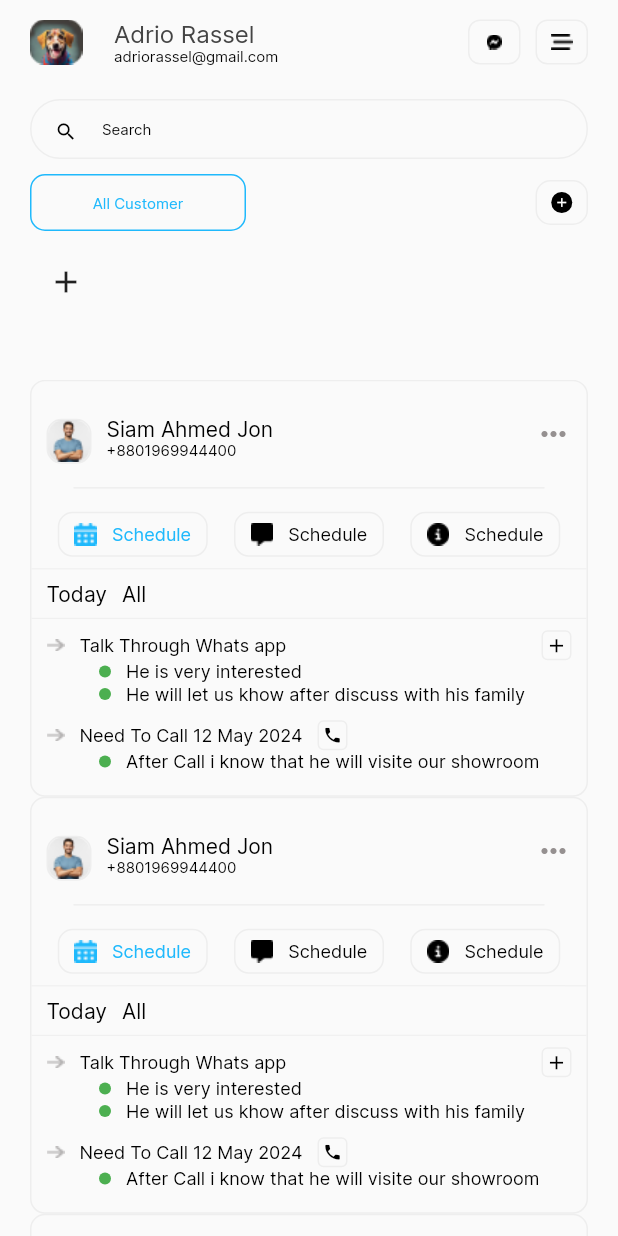
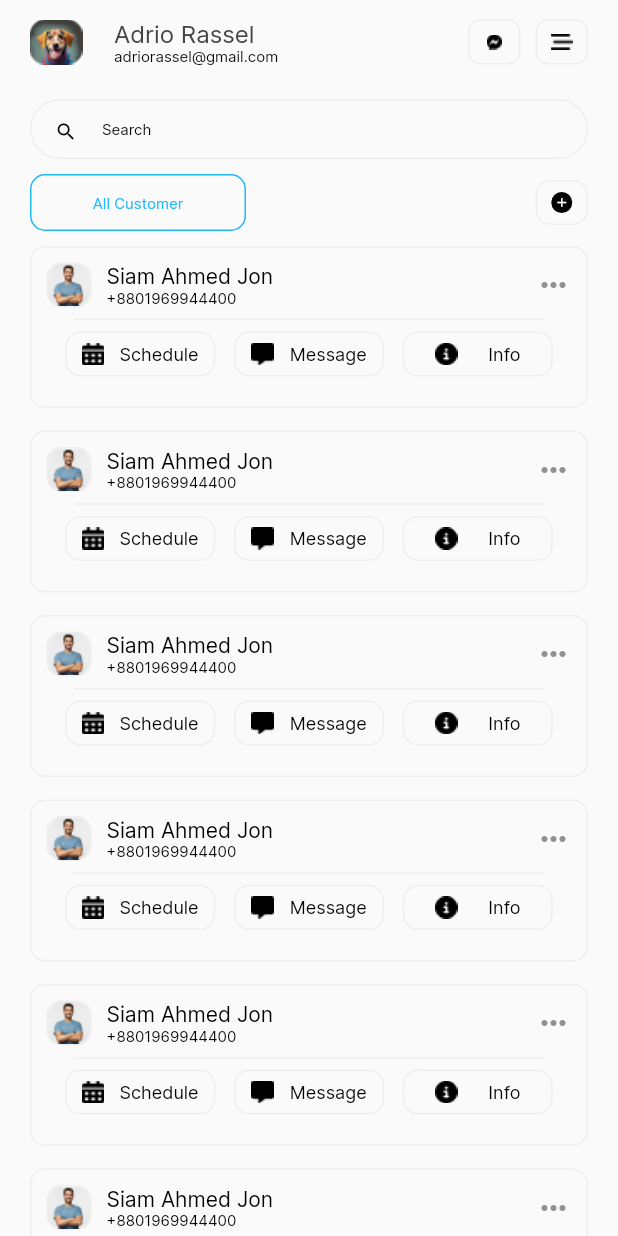
Before and after one commit to mehediFlutter/Pilot_Bazar_Admin, a Flutter app: the screen it shows after launch, on a phone screen of 412 x 824 dp. Run offline on Flutter 3.47's test engine with Material 3 defaults, Android fonts, the light colour scheme and no system bars.

Commit message:
schedule class addeed

```diff
--- a/lib/package/customer_care_service/customer_listTile.dart
+++ b/lib/package/customer_care_service/customer_listTile.dart
@@ -153,22 +153,23 @@ class _CustomerListTileState extends State<CustomerListTile> {
               ),
             ],
           ),
-          height10,
+       //   height10,
 
 
 
 
 
 
-          IconButton(
-              onPressed: () {
-                Navigator.push(
-                    context,
-                    MaterialPageRoute(
-                        builder: (context) => CustomerRequirementInputFilds()));
-              },
-              icon: Icon(Icons.add)),
-          SizedBox(height: size.height / 20),
+          // IconButton(
+          //     onPressed: () {
+          //       Navigator.push(
+          //           context,
+          //           MaterialPageRoute(
+          //               builder: (context) => CustomerRequirementInputFilds()));
+          //     },
+          //     icon: Icon(Icons.add)),
+       //   SizedBox(height: size.height / 20),
+       height10,
           Expanded(
             child: ListView.builder(
               itemCount: _filteredItems.length,
--- a/lib/package/customer_care_service/customer_short_info_item_class.dart
+++ b/lib/package/customer_care_service/customer_short_info_item_class.dart
@@ -6,10 +6,15 @@ class CustomerShortInfoItemClass extends StatefulWidget {
   const CustomerShortInfoItemClass({super.key});
 
   @override
-  State<CustomerShortInfoItemClass> createState() => _CustomerShortInfoItemClassState();
+  State<CustomerShortInfoItemClass> createState() =>
+      _CustomerShortInfoItemClassState();
 }
 
-class _CustomerShortInfoItemClassState extends State<CustomerShortInfoItemClass> {
+class _CustomerShortInfoItemClassState
+    extends State<CustomerShortInfoItemClass> {
+  Color scheduleColor = Colors.black;
+  Color messageColor = Colors.black;
+  Color infoColor = Colors.black;
   Row containerDetailsHeaderTalkWhatsApp(String header) {
     return Row(
       children: [
@@ -67,9 +72,22 @@ class _CustomerShortInfoItemClassState extends State<CustomerShortInfoItemClass>
       ],
     );
   }
+
+  int selectedIndex = 0;
+
+  onTabTapped(int index) {
+    setState(() {
+      selectedIndex = index;
+    });
+  }
+
+  int ScheduleMessageInfoSelectIndex = -1;
   @override
   Widget build(BuildContext context) {
-    return   Container(
+    return Padding(
+      padding: const EdgeInsets.only(bottom: 15),
+      child: Container(
+        padding: EdgeInsets.all(10),
         width: double.infinity,
         decoration: BoxDecoration(
             borderRadius: borderRadious10,
@@ -77,12 +95,11 @@ class _CustomerShortInfoItemClassState extends State<CustomerShortInfoItemClass>
         child: Column(
           crossAxisAlignment: CrossAxisAlignment.start,
           children: [
-                const SizedBox(height: 15),
+            //  const SizedBox(height: 15),
             Row(
               children: [
                 Padding(
-                      padding:
-                          const EdgeInsets.only(top: 10, left: 10, right: 10),
+                  padding: const EdgeInsets.only(right: 10),
                   child: Container(
                     height: 30,
                     width: 30,
@@ -92,9 +109,7 @@ class _CustomerShortInfoItemClassState extends State<CustomerShortInfoItemClass>
                     child: Image.asset('assets/images/jon_profile.png'),
                   ),
                 ),
-                    Padding(
-                      padding: const EdgeInsets.only(top: 5),
-                      child: Column(
+                Column(
                   crossAxisAlignment: CrossAxisAlignment.start,
                   mainAxisSize: MainAxisSize.min,
                   children: [
@@ -108,20 +123,15 @@ class _CustomerShortInfoItemClassState extends State<CustomerShortInfoItemClass>
                     ),
                   ],
                 ),
-                    ),
                 Spacer(),
-                    Padding(
-                      padding: const EdgeInsets.only(right: 10),
-                      child: Icon(
+                Icon(
                   Icons.more_horiz,
                   color: Color(0xFF959090),
-                      ),
                 ),
               ],
             ),
             Padding(
-                  padding:
-                      const EdgeInsets.symmetric(horizontal: 28, vertical: 8),
+              padding: const EdgeInsets.symmetric(horizontal: 18, vertical: 0),
               child: Divider(
                 color: searchBarBorderColor,
                 thickness: 1,
@@ -132,7 +142,15 @@ class _CustomerShortInfoItemClassState extends State<CustomerShortInfoItemClass>
               children: [
                 Row(
                   children: [
-                        Container(
+                    GestureDetector(
+                      onTap: () {
+                        messageColor = Colors.black;
+                        infoColor = Colors.black;
+                        scheduleColor = Colors.blue;
+                        ScheduleMessageInfoSelectIndex = 0;
+                        setState(() {});
+                      },
+                      child: Container(
                         height: 30,
                         width: 100,
                         decoration: BoxDecoration(
@@ -141,20 +159,33 @@ class _CustomerShortInfoItemClassState extends State<CustomerShortInfoItemClass>
                         child: Row(
                           mainAxisAlignment: MainAxisAlignment.spaceEvenly,
                           children: [
-                              Image.asset('assets/icons/schedule.png'),
+                            Image.asset(
+                              'assets/icons/schedule.png',
+                              color: scheduleColor,
+                            ),
                             Text(
                               "Schedule",
-                                style: small12Style.copyWith(
-                                    color: allCustomerBorderAndTextColor),
+                              style:
+                                  small12Style.copyWith(color: scheduleColor),
                             )
                           ],
+                        ),
                       ),
                     ),
                   ],
                 ),
                 Row(
                   children: [
-                        Container(
+                    GestureDetector(
+                      onTap: () {
+                        messageColor = Colors.blue;
+                        scheduleColor = Colors.black;
+                        infoColor = Colors.black;
+                        ScheduleMessageInfoSelectIndex = 1;
+
+                        setState(() {});
+                      },
+                      child: Container(
                         height: 30,
                         width: 100,
                         decoration: BoxDecoration(
@@ -163,16 +194,32 @@ class _CustomerShortInfoItemClassState extends State<CustomerShortInfoItemClass>
                         child: Row(
                           mainAxisAlignment: MainAxisAlignment.spaceEvenly,
                           children: [
-                              Image.asset('assets/icons/message.png'),
-                              Text("Schedule", style: small12Style)
+                            Image.asset(
+                              'assets/icons/message.png',
+                              color: messageColor,
+                            ),
+                            Text(
+                              "Message",
+                              style: small12Style.copyWith(color: messageColor),
+                            )
                           ],
+                        ),
                       ),
                     ),
                   ],
                 ),
                 Row(
                   children: [
-                        Container(
+                    GestureDetector(
+                      onTap: () {
+                        infoColor = Colors.blue;
+                        messageColor = Colors.black;
+                        scheduleColor = Colors.black;
+                        ScheduleMessageInfoSelectIndex = 2;
+
+                        setState(() {});
+                      },
+                      child: Container(
                         height: 30,
                         width: 100,
                         decoration: BoxDecoration(
@@ -181,31 +228,59 @@ class _CustomerShortInfoItemClassState extends State<CustomerShortInfoItemClass>
                         child: Row(
                           mainAxisAlignment: MainAxisAlignment.spaceEvenly,
                           children: [
-                              Image.asset('assets/icons/info.png'),
-                              Text("Schedule", style: small12Style)
+                            Image.asset(
+                              'assets/icons/info.png',
+                              color: infoColor,
+                            ),
+                            Text("Info",
+                                style: small12Style.copyWith(color: infoColor))
                           ],
+                        ),
                       ),
                     ),
                   ],
                 ),
               ],
             ),
-                Divider(color: searchBarBorderColor),
-                Row(
+
+            // if(ScheduleMessageInfoSelectIndex ==0) ...{
+            //   ClassOne();
+            // }
+            // else if (ScheduleMessageInfoSelectIndex ==1)...{
+            //   ClassTwo();
+            // }
+            // else ...{
+            //   ClassThree();
+            // }
+
+          ScheduleMessageInfoSelectIndex==0 ?  Divider(color: Colors.black,):SizedBox(),
+
+          ScheduleMessageInfoSelectIndex==0 ?  Row(
               mainAxisSize: MainAxisSize.min,
               children: [
                 width10,
-                    Text('Today', style: small14Style),
+                Tabs(
+                    text: 'Today',
+                    isSelected: selectedIndex == 0,
+                    onTap: () {
+                      onTabTapped(0);
+                    }),
                 width10,
-                    Text('All', style: small14Style),
+                Tabs(
+                    text: 'All',
+                    isSelected: selectedIndex == 1,
+                    onTap: () {
+                      onTabTapped(1);
+                    }),
               ],
-                ),
-                Divider(
+            ):SizedBox(),
+
+           ScheduleMessageInfoSelectIndex==0 ? Divider(
               color: searchBarBorderColor,
-                ),
-                containerDetailsHeaderTalkWhatsApp("Talk Through Whats app"),
-                Padding(
-                  padding: const EdgeInsets.only(left: 45),
+            ):SizedBox(),
+         ScheduleMessageInfoSelectIndex==0 ?   containerDetailsHeaderTalkWhatsApp("Talk Through Whats app"):SizedBox(),
+          ScheduleMessageInfoSelectIndex==0 ?  Padding(
+              padding: const EdgeInsets.only(left: 35),
               child: Column(
                 children: [
                   Row(
@@ -242,11 +317,11 @@ class _CustomerShortInfoItemClassState extends State<CustomerShortInfoItemClass>
                   ),
                 ],
               ),
-                ),
+            ):SizedBox(),
             height10,
-                containerDetailsHeaderNeedToCall('Need To Call 12 May 2024'),
-                Padding(
-                  padding: const EdgeInsets.only(left: 45),
+           ScheduleMessageInfoSelectIndex==0 ? containerDetailsHeaderNeedToCall('Need To Call 12 May 2024'):SizedBox(),
+          ScheduleMessageInfoSelectIndex==0 ?  Padding(
+              padding: const EdgeInsets.only(left: 35),
               child: Column(
                 children: [
                   Row(
@@ -260,7 +335,7 @@ class _CustomerShortInfoItemClassState extends State<CustomerShortInfoItemClass>
                       width10,
                       Expanded(
                         child: Text(
-                              "After Call i know that he will visite our showroom",
+                          "After Call i know that he will visite our showroom fter Call i know that he will visite our showroomfter Call i know that he will visite our showroom",
                           style: small12Style,
                         ),
                       ),
@@ -268,11 +343,55 @@ class _CustomerShortInfoItemClassState extends State<CustomerShortInfoItemClass>
                   ),
                 ],
               ),
+            ):SizedBox(),
+          //  const SizedBox(height: 15)
+          ],
         ),
-                const SizedBox(height: 15)
+      ),
+    );
+  }
+}
+
+class Tabs extends StatelessWidget {
+  final String text;
+  final bool isSelected;
+  final Function onTap;
+
+  const Tabs({
+    required this.text,
+    required this.isSelected,
+    required this.onTap,
+  });
+
+  @override
+  Widget build(BuildContext context) {
+    double underlineWidth = isSelected ? 40.0 : 0.0; // Initial underline width
+    if (text == 'All') {
+      underlineWidth =
+          isSelected ? 20.0 : 0.0; // Update underline width for 'All' tab
+    }
+
+    return GestureDetector(
+      onTap: () => onTap(),
+      child: Column(
+        children: [
+          Text(
+            text,
+            style: TextStyle(
+              fontSize: 14,
+              color: isSelected ? Colors.blue : Colors.black,
+              fontFamily: 'Inter',
+              fontWeight: FontWeight.w500,
+            ),
+          ),
+          SizedBox(height: 4), // Adding gap between text and underline
+          Container(
+            height: 2,
+            width: underlineWidth, // Dynamic width for underline
+            color: Colors.blue,
+          ),
         ],
       ),
     );
   }
-
 }
```
Also changed, not shown: lib/practice/tree_arrow.dart (+72 -34 lines), lib/package/customer_care_service/schedule/schedule_class.dart (added). Lines whose indentation alone changed are shown as unchanged.
